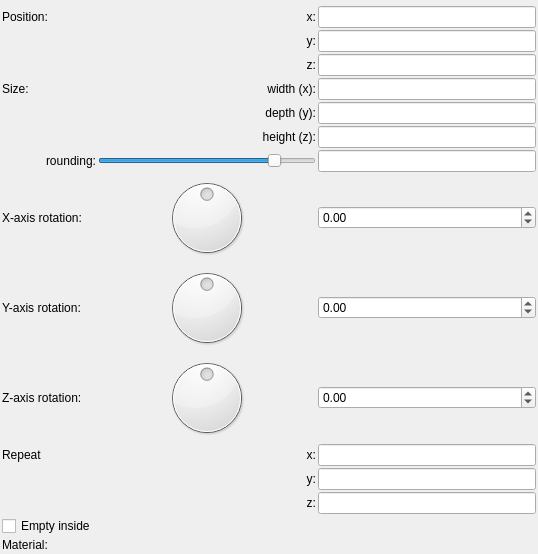
Old version of the form mandelbulber2/formula/ui/primitive_box.ui in the repository buddhi1980/mandelbulber2.
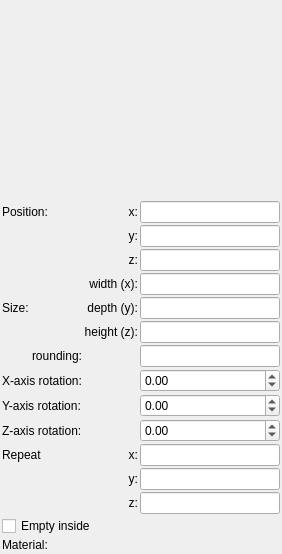
New version of the form. Custom widgets are drawn as their Qt base class.

Commit message: Cleaned up more fractal UIs and all UIs for primitives.

```diff
--- a/mandelbulber2/formula/ui/primitive_box.ui
+++ b/mandelbulber2/formula/ui/primitive_box.ui
@@ -6,7 +6,7 @@
    <rect>
     <x>0</x>
     <y>0</y>
-    <width>538</width>
+    <width>282</width>
     <height>554</height>
    </rect>
   </property>
@@ -136,19 +136,6 @@
        </property>
       </widget>
      </item>
-     <item row="9" column="1">
-      <widget class="QDial" name="dial3_rotation_z">
-       <property name="minimum">
-        <number>-18000</number>
-       </property>
-       <property name="maximum">
-        <number>18000</number>
-       </property>
-       <property name="wrapping">
-        <bool>true</bool>
-       </property>
-      </widget>
-     </item>
      <item row="1" column="1">
       <widget class="QLabel" name="label_12">
        <property name="text">
@@ -159,19 +146,6 @@
        </property>
       </widget>
      </item>
-     <item row="7" column="1">
-      <widget class="QDial" name="dial3_rotation_x">
-       <property name="minimum">
-        <number>-18000</number>
-       </property>
-       <property name="maximum">
-        <number>18000</number>
-       </property>
-       <property name="wrapping">
-        <bool>true</bool>
-       </property>
-      </widget>
-     </item>
      <item row="7" column="2">
       <widget class="MyDoubleSpinBox" name="spinboxd3_rotation_x">
        <property name="sizePolicy">
@@ -210,31 +184,6 @@
        </property>
       </widget>
      </item>
-     <item row="6" column="1">
-      <widget class="QSlider" name="logslider_rounding">
-       <property name="sizePolicy">
-        <sizepolicy hsizetype="Expanding" vsizetype="Maximum">
-         <horstretch>0</horstretch>
-         <verstretch>0</verstretch>
-        </sizepolicy>
-       </property>
-       <property name="sizeIncrement">
-        <size>
-         <width>0</width>
-         <height>0</height>
-        </size>
-       </property>
-       <property name="minimum">
-        <number>-1500</number>
-       </property>
-       <property name="maximum">
-        <number>300</number>
-       </property>
-       <property name="orientation">
-        <enum>Qt::Horizontal</enum>
-       </property>
-      </widget>
-     </item>
      <item row="14" column="0">
       <widget class="QLabel" name="label_18">
        <property name="text">
@@ -309,13 +258,6 @@
        </property>
       </widget>
      </item>
-     <item row="3" column="0">
-      <widget class="QLabel" name="label_7">
-       <property name="text">
-        <string>Size:</string>
-       </property>
-      </widget>
-     </item>
      <item row="9" column="2">
       <widget class="MyDoubleSpinBox" name="spinboxd3_rotation_z">
        <property name="sizePolicy">
@@ -371,19 +313,6 @@
        </property>
       </widget>
      </item>
-     <item row="8" column="1">
-      <widget class="QDial" name="dial3_rotation_y">
-       <property name="minimum">
-        <number>-18000</number>
-       </property>
-       <property name="maximum">
-        <number>18000</number>
-       </property>
-       <property name="wrapping">
-        <bool>true</bool>
-       </property>
-      </widget>
-     </item>
      <item row="12" column="2">
       <widget class="MyLineEdit" name="vect3_repeat_z">
        <property name="sizePolicy">
@@ -444,13 +373,6 @@
        </property>
       </widget>
      </item>
-     <item row="13" column="0">
-      <widget class="MyCheckBox" name="checkBox_empty">
-       <property name="text">
-        <string>Empty inside</string>
-       </property>
-      </widget>
-     </item>
      <item row="14" column="1" colspan="2">
       <widget class="cMaterialSelector" name="materialselector_material_id" native="true">
        <property name="sizePolicy">
@@ -461,6 +383,20 @@
        </property>
       </widget>
      </item>
+     <item row="3" column="0" rowspan="3">
+      <widget class="QLabel" name="label_7">
+       <property name="text">
+        <string>Size:</string>
+       </property>
+      </widget>
+     </item>
+     <item row="13" column="0" colspan="3">
+      <widget class="MyCheckBox" name="checkBox_empty">
+       <property name="text">
+        <string>Empty inside</string>
+       </property>
+      </widget>
+     </item>
     </layout>
    </item>
   </layout>
```
Left out of the diff: 4 changed lines with no effect on the pictures. The commit also changes 15 other files.
